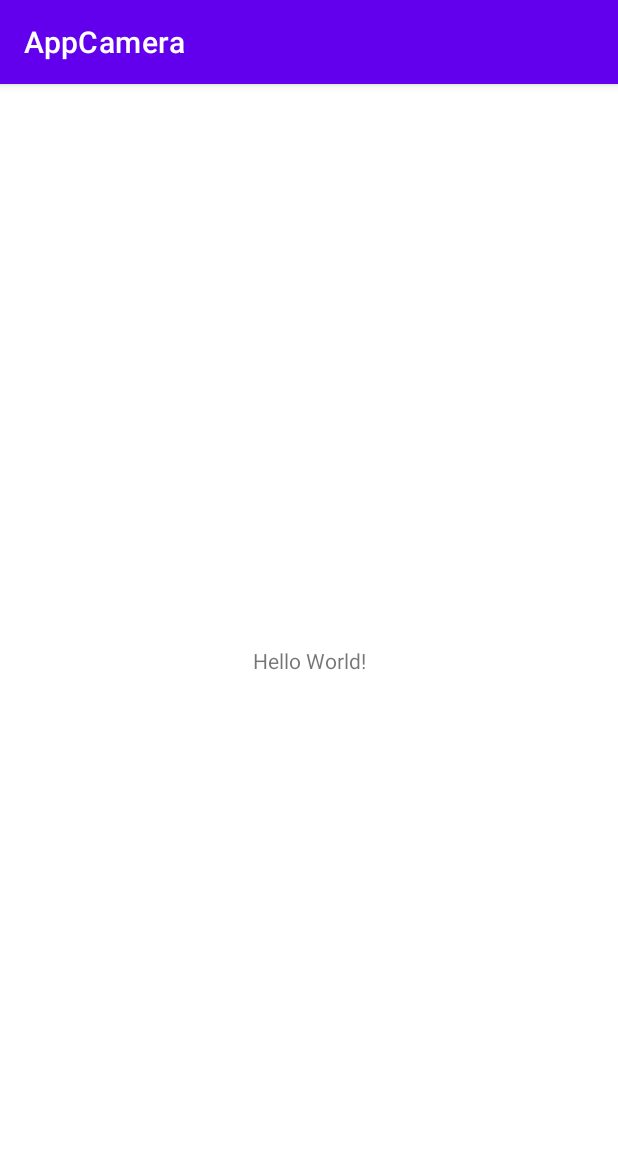
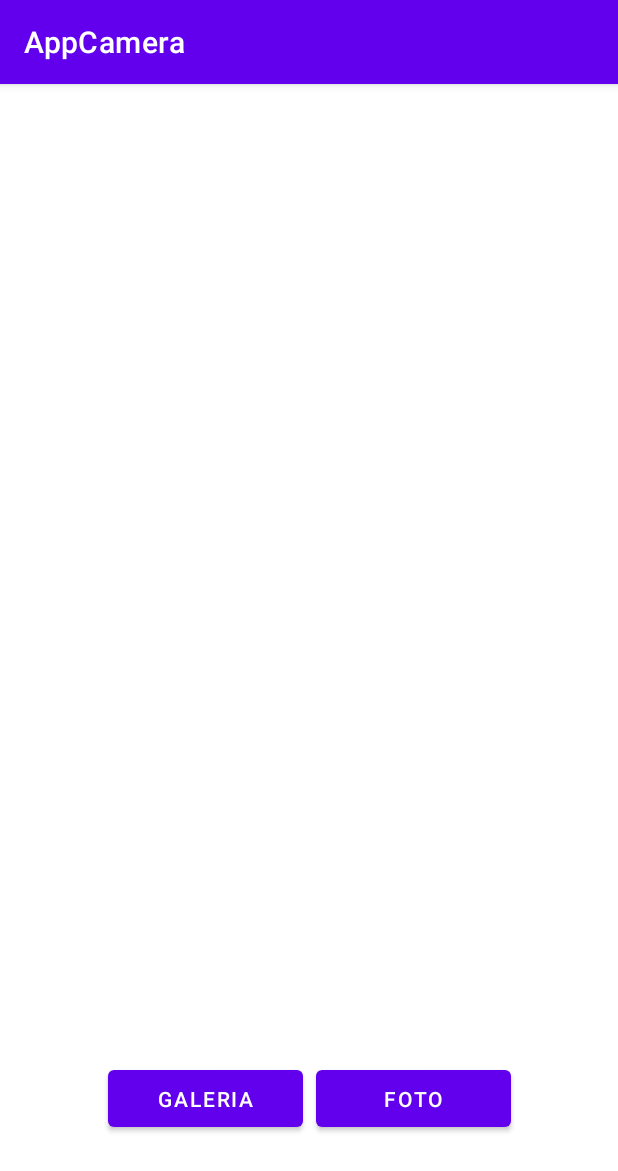
Before and after one commit to AlejandroSoPa/AppCamera, an Android app: the screen it shows after launch (MainActivity), on a phone screen of 412 x 824 dp. Shown: the top 1171 px of the screen. Run offline under Robolectric (Android 15) with nearby library versions, the phone set to English and light mode, and no system bars.

Commit message:
App final

```diff
--- a/app/src/main/java/com/example/appcamera/MainActivity.java
+++ b/app/src/main/java/com/example/appcamera/MainActivity.java
@@ -1,14 +1,133 @@
 package com.example.appcamera;
 
+
+import androidx.activity.result.ActivityResult;
+import androidx.activity.result.ActivityResultCallback;
+import androidx.activity.result.ActivityResultLauncher;
+import androidx.activity.result.contract.ActivityResultContracts;
 import androidx.appcompat.app.AppCompatActivity;
+import androidx.core.content.ContextCompat;
+import androidx.core.content.FileProvider;
 
+import android.Manifest;
+import android.app.Activity;
+import android.content.Intent;
+import android.content.pm.PackageManager;
+import android.graphics.Bitmap;
+import android.net.Uri;
 import android.os.Bundle;
+import android.os.Environment;
+import android.provider.MediaStore;
+import android.view.View;
+import android.widget.Button;
+import android.widget.ImageView;
+
+import java.io.File;
+import java.io.IOException;
+import java.text.SimpleDateFormat;
+import java.util.Date;
 
 public class MainActivity extends AppCompatActivity {
+    ActivityResultLauncher<Intent> galleryActivityResultLauncher;
+    ActivityResultLauncher<Intent> cameraActivityResultLauncher;
+    public Uri photoURI;
+    String currentPhotoPath;
+    public static int RC_PHOTO_PICKER = 0;
+
 
     @Override
     protected void onCreate(Bundle savedInstanceState) {
         super.onCreate(savedInstanceState);
         setContentView(R.layout.activity_main);
+
+        Button galeria = findViewById(R.id.butt);
+        Button foto = findViewById(R.id.butt_foto);
+        galleryActivityResultLauncher = registerForActivityResult(
+                new ActivityResultContracts.StartActivityForResult(),
+                new ActivityResultCallback<ActivityResult>() {
+                    @Override
+                    public void onActivityResult(ActivityResult result) {
+                        if (result.getResultCode() == Activity.RESULT_OK) {
+                            // There are no request codes
+                            Intent data = result.getData();
+                            Uri uri = data.getData();
+                            ImageView image = findViewById(R.id.imagen);
+                            image.setImageURI(uri);
+                        }
+                    }
+                });
+
+        cameraActivityResultLauncher = registerForActivityResult(
+                new ActivityResultContracts.StartActivityForResult(),
+                new ActivityResultCallback<ActivityResult>() {
+                    @Override
+                    public void onActivityResult(ActivityResult result) {
+                        if (result.getResultCode() == RESULT_OK) {
+                            ImageView image2 = findViewById(R.id.imagen);
+                            image2.setImageURI(photoURI);
+                        }
+                    }
+                });
+        galeria.setOnClickListener(new View.OnClickListener() {
+            @Override
+            public void onClick(View view) {
+                openSomeActivityForResult(view);
+            }
+        });
+
+        foto.setOnClickListener(new View.OnClickListener() {
+            @Override
+            public void onClick(View view) {
+                dispatchTakePictureIntent();
+            }
+        });
+    }
+
+    //Galeria
+    public void openSomeActivityForResult(View view) {
+        //Create Intent
+        Intent intent = new Intent(Intent.ACTION_GET_CONTENT);
+        intent.setType("image/jpg");
+        intent.putExtra(Intent.EXTRA_LOCAL_ONLY, true);
+        //Launch activity to get result
+        galleryActivityResultLauncher.launch(intent);
+    }
+
+    //Crear Foto
+    private File createImageFile() throws IOException {
+        // Create an image file name
+        String timeStamp = new SimpleDateFormat("yyyyMMdd_HHmmss").format(new Date());
+        String imageFileName = "JPEG_" + timeStamp + "_";
+        File storageDir = getExternalFilesDir(Environment.DIRECTORY_PICTURES);
+        File image = File.createTempFile(
+                imageFileName,  /* prefix */
+                ".jpg",         /* suffix */
+                storageDir      /* directory */
+        );
+
+        // Save a file: path for use with ACTION_VIEW intents
+        currentPhotoPath = image.getAbsolutePath();
+        return image;
+    }
+
+    //FOTO
+    private void dispatchTakePictureIntent() {
+        Intent takePictureIntent = new Intent(MediaStore.ACTION_IMAGE_CAPTURE);
+        // Ensure that there's a camera activity to handle the intent
+        // Create the File where the photo should go
+        File photoFile = null;
+        try {
+            photoFile = createImageFile();
+        } catch (IOException ex) {
+            // Error occurred while creating the File
+        }
+        // Continue only if the File was successfully created
+        if (photoFile != null) {
+            photoURI = FileProvider.getUriForFile(this,
+                    "com.example.appcamera.fileprovider",
+                    photoFile);
+            takePictureIntent.putExtra(MediaStore.EXTRA_OUTPUT, photoURI);
+        }
+        cameraActivityResultLauncher.launch(takePictureIntent);
     }
 }
--- a/app/src/main/res/layout/activity_main.xml
+++ b/app/src/main/res/layout/activity_main.xml
@@ -6,13 +6,40 @@
     android:layout_height="match_parent"
     tools:context=".MainActivity">
 
-    <TextView
-        android:layout_width="wrap_content"
-        android:layout_height="wrap_content"
-        android:text="Hello World!"
+    <Button
+        android:id="@+id/butt"
+        android:layout_width="130dp"
+        android:layout_height="50dp"
+        android:text="Galeria"
+        app:layout_constraintBottom_toBottomOf="parent"
+        app:layout_constraintEnd_toEndOf="parent"
+        app:layout_constraintHorizontal_bias="0.256"
+        app:layout_constraintStart_toStartOf="parent"
+        app:layout_constraintTop_toTopOf="parent"
+        app:layout_constraintVertical_bias="0.907" />
+
+    <ImageView
+        android:id="@+id/imagen"
+        android:layout_width="408dp"
+        android:layout_height="372dp"
         app:layout_constraintBottom_toBottomOf="parent"
         app:layout_constraintEnd_toEndOf="parent"
         app:layout_constraintStart_toStartOf="parent"
-        app:layout_constraintTop_toTopOf="parent" />
+        app:layout_constraintTop_toTopOf="parent"
+        app:layout_constraintVertical_bias="0.182"
+        tools:srcCompat="@tools:sample/avatars" />
+
+    <Button
+        android:id="@+id/butt_foto"
+        android:layout_width="130dp"
+        android:layout_height="50dp"
+        android:text="Foto"
+        app:layout_constraintBottom_toBottomOf="parent"
+        app:layout_constraintEnd_toEndOf="parent"
+
+        app:layout_constraintHorizontal_bias="0.747"
+        app:layout_constraintStart_toStartOf="parent"
+        app:layout_constraintTop_toTopOf="parent"
+        app:layout_constraintVertical_bias="0.907" />
 
 </androidx.constraintlayout.widget.ConstraintLayout>
--- /dev/null
+++ b/app/src/main/res/xml/file_paths.xml
@@ -0,0 +1,4 @@
+<?xml version="1.0" encoding="utf-8"?>
+<paths xmlns:android="http://schemas.android.com/apk/res/android">
+    <external-files-path name="my_images" path="Pictures" />
+</paths>
```
Also changed, not shown: app/src/main/AndroidManifest.xml (+10 -0 lines).
